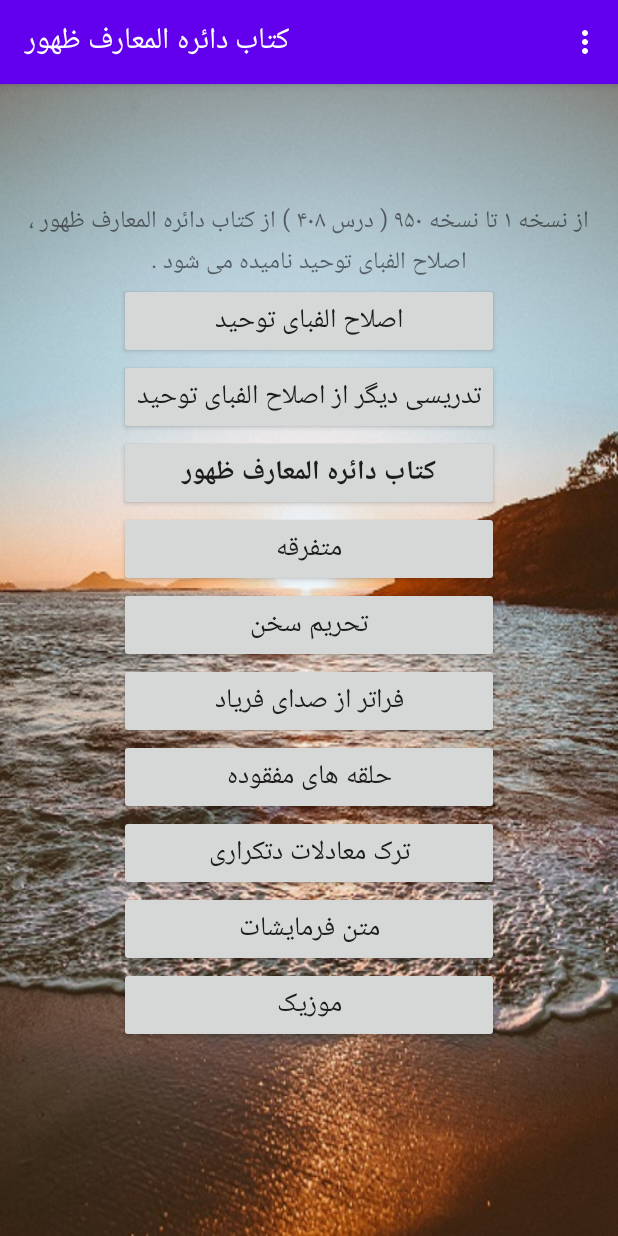
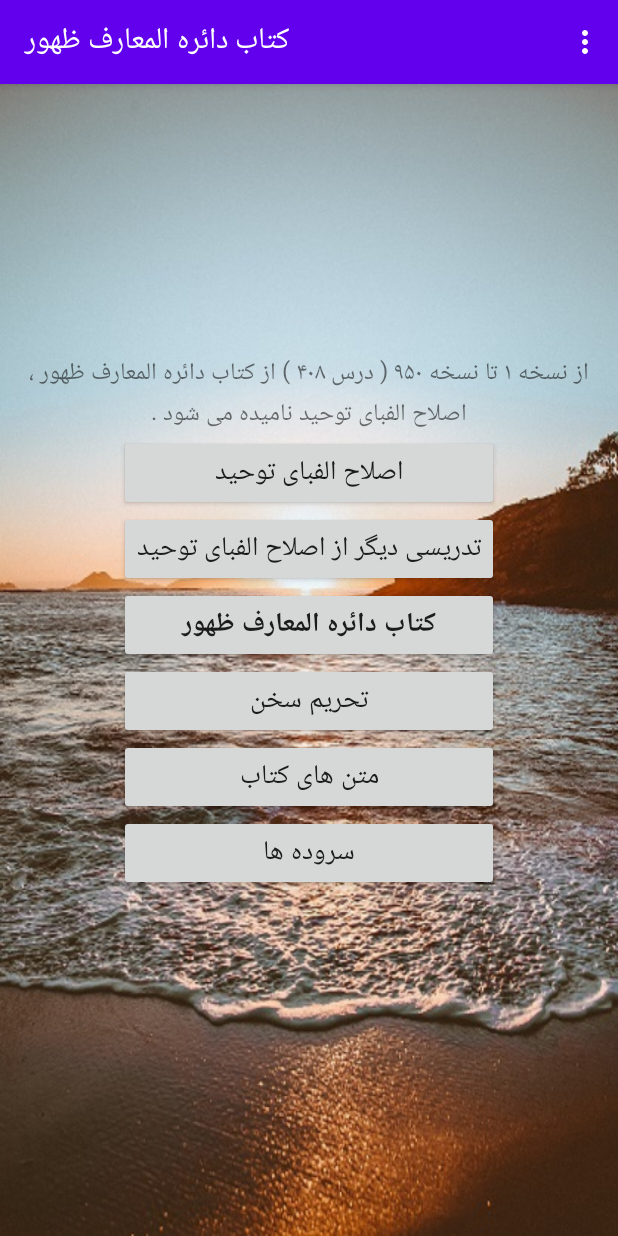
Before and after one commit to RezvanDeveloper59/Book, an Android app: the MainActivity screen opened directly, with no data from a screen before it, on a phone screen of 412 x 824 dp. Run offline under Robolectric (Android 15) with nearby library versions, the phone set to English and light mode, and no system bars; our stand-ins replace Volley; network calls fail.

Commit message:
on/off btn's commit

```diff
--- a/app/build.gradle
+++ b/app/build.gradle
@@ -10,8 +10,8 @@ android {
         applicationId "ir.rezvandeveloper.bookonline"
         minSdk 21
         targetSdk 34
-        versionCode 26
-        versionName "7.1"
+        versionCode 30
+        versionName "7.5"
         testInstrumentationRunner "androidx.test.runner.AndroidJUnitRunner"
     }
 
--- a/app/src/main/res/layout/activity_main.xml
+++ b/app/src/main/res/layout/activity_main.xml
@@ -55,7 +55,8 @@
                     android:layout_height="wrap_content"
                     android:id="@+id/btnMotefareghe"
                     android:text="متفرقه"
-                    android:textSize="@dimen/btn_text_size"/>
+                    android:textSize="@dimen/btn_text_size"
+                    android:visibility="gone"/>
                 <androidx.appcompat.widget.AppCompatButton
                     android:layout_width="match_parent"
                     android:layout_height="wrap_content"
@@ -67,30 +68,33 @@
                     android:layout_height="wrap_content"
                     android:id="@+id/btnPodcast"
                     android:text="فراتر از صدای فریاد"
-                    android:textSize="@dimen/btn_text_size"/>
+                    android:textSize="@dimen/btn_text_size"
+                    android:visibility="gone"/>
                 <androidx.appcompat.widget.AppCompatButton
                     android:layout_width="match_parent"
                     android:layout_height="wrap_content"
                     android:id="@+id/btnHalghehayeMafghoode"
                     android:text="حلقه های مفقوده"
-                    android:textSize="@dimen/btn_text_size"/>
+                    android:textSize="@dimen/btn_text_size"
+                    android:visibility="gone"/>
                 <androidx.appcompat.widget.AppCompatButton
                     android:layout_width="match_parent"
                     android:layout_height="wrap_content"
                     android:id="@+id/btnTarkeMoadelateTekrari"
-                    android:text="ترک معادلات دتکراری"
-                    android:textSize="@dimen/btn_text_size"/>
+                    android:text="ترک معادلات تکراری"
+                    android:textSize="@dimen/btn_text_size"
+                    android:visibility="gone"/>
                 <androidx.appcompat.widget.AppCompatButton
                     android:layout_width="match_parent"
                     android:layout_height="wrap_content"
                     android:id="@+id/btnMatneFarmayeshat"
-                    android:text="متن فرمایشات"
+                    android:text="متن های کتاب"
                     android:textSize="@dimen/btn_text_size"/>
                 <androidx.appcompat.widget.AppCompatButton
                     android:layout_width="match_parent"
                     android:layout_height="wrap_content"
                     android:id="@+id/btnMusic"
-                    android:text="موزیک"
+                    android:text="سروده ها"
                     android:textSize="@dimen/btn_text_size"/>
                 <androidx.appcompat.widget.AppCompatButton
                     android:layout_width="match_parent"
--- a/app/src/main/res/layout/activity_play_podcast.xml
+++ b/app/src/main/res/layout/activity_play_podcast.xml
@@ -7,7 +7,7 @@
     android:layout_height="match_parent"
     android:layoutDirection="ltr"
     tools:context=".player.PlayPodcastActivity"
-    android:background="@drawable/podcast">
+    android:background="@drawable/faryad">
 
     <androidx.appcompat.widget.AppCompatTextView
         android:layout_width="wrap_content"
```
Also changed, not shown: app/src/main/java/ir/rezvandeveloper/bookonline/MainActivity.java (+31 -2 lines), app/src/main/res/drawable/faryad.png (added), 3 other files.
